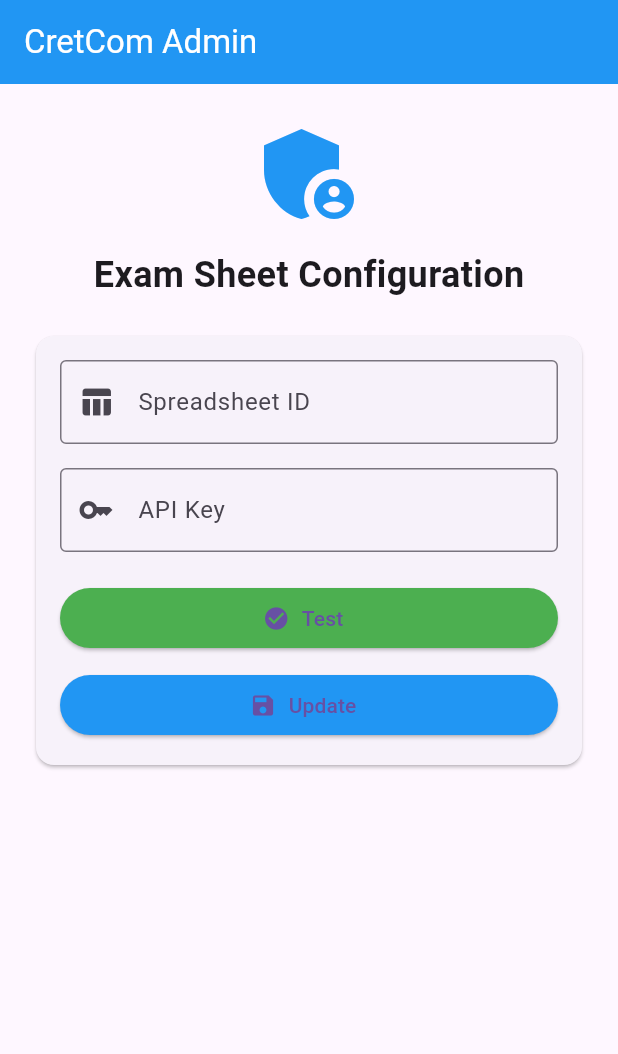
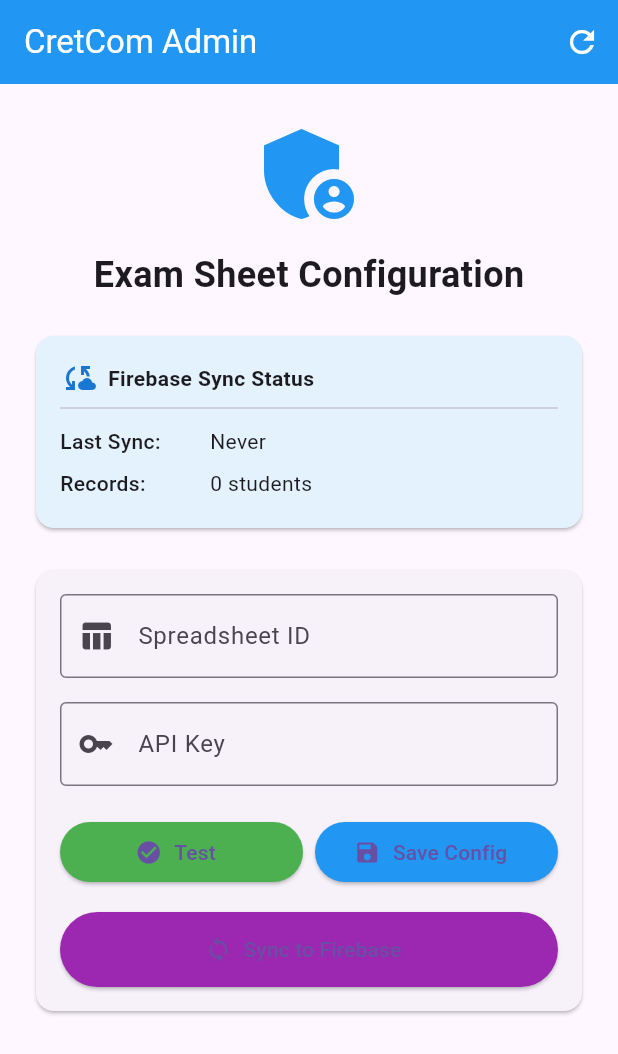
Before and after one commit to ShilpaChinnakkagari/cretcom_exam_seating_app_forADMIN, a Flutter app: the screen it shows after launch, on a phone screen of 412 x 824 dp. Shown: the top 1054 px of the screen. Run offline on Flutter 3.47's test engine with Material 3 defaults, Android fonts, the phone set to English and light mode, and no system bars; our stand-ins replace firebase_core, firebase_database; accounts and stored records are empty.

```diff
--- /dev/null
+++ b/lib/models/student_model.dart
@@ -0,0 +1,50 @@
+// This is ONLY for Admin App - represents data from Google Sheet
+class StudentModel {
+  final String studentId;
+  final String studentName;
+  final String courseCode;
+  final String courseName;
+  final String department;
+  final String section;
+  final String roomNo;
+  final String benchNo;
+
+  StudentModel({
+    required this.studentId,
+    required this.studentName,
+    required this.courseCode,
+    required this.courseName,
+    required this.department,
+    required this.section,
+    required this.roomNo,
+    required this.benchNo,
+  });
+
+  // From Google Sheet JSON
+  factory StudentModel.fromJson(Map<String, dynamic> json) {
+    return StudentModel(
+      studentId: json['StudentID']?.toString() ?? '',
+      studentName: json['StudentName']?.toString() ?? '',
+      courseCode: json['CourseCode']?.toString() ?? '',
+      courseName: json['CourseName']?.toString() ?? '',
+      department: json['Department']?.toString() ?? '',
+      section: json['Section']?.toString() ?? '',
+      roomNo: json['RoomNo']?.toString() ?? '',
+      benchNo: json['BenchNo']?.toString() ?? '',
+    );
+  }
+
+  // To Firebase JSON
+  Map<String, dynamic> toJson() {
+    return {
+      'StudentID': studentId,
+      'StudentName': studentName,
+      'CourseCode': courseCode,
+      'CourseName': courseName,
+      'Department': department,
+      'Section': section,
+      'RoomNo': roomNo,
+      'BenchNo': benchNo,
+    };
+  }
+}
--- a/lib/screens/admin_home_screen.dart
+++ b/lib/screens/admin_home_screen.dart
@@ -3,6 +3,7 @@
 import '../main.dart';
 import '../services/firebase_service.dart';
 import '../services/test_service.dart';
+import '../services/firebase_sync_service.dart';
 import '../models/config_model.dart';
 
 class AdminHomeScreen extends StatefulWidget {
@@ -22,12 +23,17 @@
 
   bool _isLoading = true;
   bool _isTesting = false;
+  bool _isSyncing = false;
+  double _syncProgress = 0.0;
+  String _syncStatus = '';
   ConfigModel? _currentConfig;
+  Map<String, dynamic> _syncStatusData = {};
 
   @override
   void initState() {
     super.initState();
     _loadConfig();
+    _loadSyncStatus();
   }
 
   Future<void> _loadConfig() async {
@@ -43,6 +49,14 @@
     }
 
     setState(() => _isLoading = false);
+  }
+
+  Future<void> _loadSyncStatus() async {
+    final syncService = FirebaseSyncService();
+    final status = await syncService.getSyncStatus();
+    setState(() {
+      _syncStatusData = status;
+    });
   }
 
   Future<void> _testConnection() async {
@@ -64,6 +78,42 @@
     }
 
     setState(() => _isTesting = false);
+  }
+
+  Future<void> _syncToFirebase() async {
+    if (!_formKey.currentState!.validate()) return;
+
+    setState(() {
+      _isSyncing = true;
+      _syncProgress = 0.0;
+      _syncStatus = 'Starting sync...';
+    });
+
+    final syncService = FirebaseSyncService(
+      onProgress: (progress) {
+        setState(() => _syncProgress = progress);
+      },
+      onStatus: (status) {
+        setState(() => _syncStatus = status);
+      },
+    );
+
+    final result = await syncService.syncSheetToFirebase(
+      spreadsheetId: _sheetController.text.trim(),
+      apiKey: _apiController.text.trim(),
+      sheetName: 'Sheet1', // or make this configurable
+    );
+
+    setState(() => _isSyncing = false);
+
+    if (result['success']) {
+      Provider.of<AdminState>(context, listen: false)
+          .setSuccess(result['message']);
+      await _loadSyncStatus();
+    } else {
+      Provider.of<AdminState>(context, listen: false)
+          .setError(result['message']);
+    }
   }
 
   void _showSuccessDialog(Map<String, dynamic> result) {
@@ -111,11 +161,28 @@
     state.setLoading(false);
   }
 
+  String _formatTimestamp(dynamic timestamp) {
+    if (timestamp == null) return 'Never';
+    try {
+      final date = DateTime.fromMillisecondsSinceEpoch(timestamp as int);
+      return '${date.day}/${date.month}/${date.year} ${date.hour}:${date.minute}';
+    } catch (e) {
+      return 'Unknown';
+    }
+  }
+
   @override
   Widget build(BuildContext context) {
     return Scaffold(
       appBar: AppBar(
         title: const Text('CretCom Admin'),
+        actions: [
+          IconButton(
+            icon: const Icon(Icons.refresh),
+            onPressed: _loadSyncStatus,
+            tooltip: 'Refresh status',
+          ),
+        ],
       ),
       body: Consumer<AdminState>(
         builder: (context, state, child) {
@@ -135,25 +202,64 @@
                 ),
                 const SizedBox(height: 20),
 
-                if (_currentConfig != null) ...[
-                  Container(
-                    padding: const EdgeInsets.all(12),
-                    decoration: BoxDecoration(
-                      color: Colors.blue.shade50,
-                      borderRadius: BorderRadius.circular(8),
-                    ),
+                // Sync Status Card
+                Card(
+                  color: Colors.blue.shade50,
+                  child: Padding(
+                    padding: const EdgeInsets.all(16),
                     child: Column(
                       children: [
-                        const Text('Current Configuration:',
-                            style: TextStyle(fontWeight: FontWeight.bold)),
-                        Text('Sheet: ${_currentConfig!.spreadsheetId}'),
-                        Text('Last: ${_currentConfig!.lastUpdated}'),
+                        Row(
+                          children: [
+                            Icon(Icons.cloud_sync, color: Colors.blue.shade700),
+                            const SizedBox(width: 8),
+                            const Text(
+                              'Firebase Sync Status',
+                              style: TextStyle(fontWeight: FontWeight.bold),
+                            ),
+                          ],
+                        ),
+                        const Divider(),
+                        _buildInfoRow('Last Sync', _formatTimestamp(_syncStatusData['lastSync'])),
+                        _buildInfoRow('Records', '${_syncStatusData['recordCount'] ?? 0} students'),
+                        if (_syncStatusData.containsKey('spreadsheetId'))
+                          _buildInfoRow('Source', 'Google Sheet: ${_syncStatusData['spreadsheetId']}'),
                       ],
+                    ),
+                  ),
+                ),
+                const SizedBox(height: 20),
+
+                // Current Config Card
+                if (_currentConfig != null) ...[
+                  Card(
+                    color: Colors.green.shade50,
+                    child: Padding(
+                      padding: const EdgeInsets.all(16),
+                      child: Column(
+                        children: [
+                          Row(
+                            children: [
+                              Icon(Icons.settings, color: Colors.green.shade700),
+                              const SizedBox(width: 8),
+                              const Text(
+                                'Current Configuration',
+                                style: TextStyle(fontWeight: FontWeight.bold),
+                              ),
+                            ],
+                          ),
+                          const Divider(),
+                          _buildInfoRow('Sheet ID', _currentConfig!.spreadsheetId, maxLength: 30),
+                          _buildInfoRow('API Key', '${_currentConfig!.apiKey.substring(0, 15)}...'),
+                          _buildInfoRow('Last Updated', _currentConfig!.lastUpdated.toString()),
+                        ],
+                      ),
                     ),
                   ),
                   const SizedBox(height: 20),
                 ],
 
+                // Main Form Card
                 Card(
                   child: Padding(
                     padding: const EdgeInsets.all(16),
@@ -182,6 +288,7 @@
                           ),
                           const SizedBox(height: 20),
 
+                          // Action Buttons Row
                           Row(
                             children: [
                               Expanded(
@@ -203,19 +310,12 @@
                                   ),
                                 ),
                               ),
-                            ],
-                          ),
-                          const SizedBox(height: 10),
-
-                          Row(
-                            children: [
+                              const SizedBox(width: 8),
                               Expanded(
                                 child: ElevatedButton.icon(
-                                  onPressed: (state.isLoading || _isTesting)
-                                      ? null
-                                      : _saveConfig,
+                                  onPressed: (state.isLoading || _isTesting) ? null : _saveConfig,
                                   icon: const Icon(Icons.save),
-                                  label: Text(state.isLoading ? 'Saving...' : 'Update'),
+                                  label: Text(state.isLoading ? 'Saving...' : 'Save Config'),
                                   style: ElevatedButton.styleFrom(
                                     backgroundColor: Colors.blue,
                                   ),
@@ -223,12 +323,43 @@
                               ),
                             ],
                           ),
+
+                          const SizedBox(height: 16),
+
+                          // Sync Button (NEW)
+                          ElevatedButton.icon(
+                            onPressed: (_isSyncing || _isTesting) ? null : _syncToFirebase,
+                            icon: _isSyncing
+                                ? const SizedBox(
+                                    width: 20,
+                                    height: 20,
+                                    child: CircularProgressIndicator(
+                                      strokeWidth: 2,
+                                      color: Colors.white,
+                                    ),
+                                  )
+                                : const Icon(Icons.sync),
+                            label: Text(_isSyncing ? 'Syncing...' : 'Sync to Firebase'),
+                            style: ElevatedButton.styleFrom(
+                              backgroundColor: Colors.purple,
+                              minimumSize: const Size(double.infinity, 50),
+                            ),
+                          ),
+
+                          // Sync Progress Bar
+                          if (_isSyncing) ...[
+                            const SizedBox(height: 16),
+                            LinearProgressIndicator(value: _syncProgress),
+                            const SizedBox(height: 8),
+                            Text(_syncStatus),
+                          ],
                         ],
                       ),
                     ),
                   ),
                 ),
 
+                // Status Messages
                 if (state.error != null)
                   Container(
                     margin: const EdgeInsets.only(top: 20),
@@ -251,4 +382,27 @@
       ),
     );
   }
+
+  Widget _buildInfoRow(String label, String value, {int maxLength = 20}) {
+    return Padding(
+      padding: const EdgeInsets.symmetric(vertical: 4),
+      child: Row(
+        children: [
+          SizedBox(
+            width: 100,
+            child: Text(
+              '$label:',
+              style: const TextStyle(fontWeight: FontWeight.w500),
+            ),
+          ),
+          Expanded(
+            child: Text(
+              value.length > maxLength ? '${value.substring(0, maxLength)}...' : value,
+              style: const TextStyle(fontWeight: FontWeight.normal),
+            ),
+          ),
+        ],
+      ),
+    );
+  }
 }
```
Also changed, not shown: lib/services/firebase_sync_service.dart (added, +154 -0 lines).
